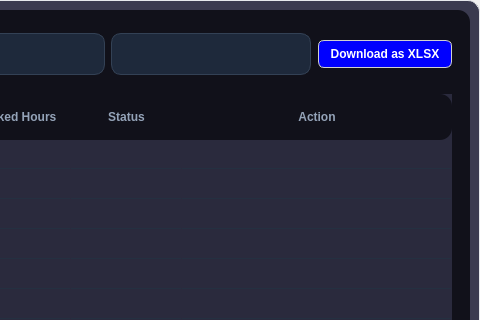
First picture: the form in ui/attendance_v2.ui, repository vaxson/Presence_Attandance_Tracker, before the edit; both pictures show x 438 to 918 and y 0 to 320 of the 918 by 651 pixel window.
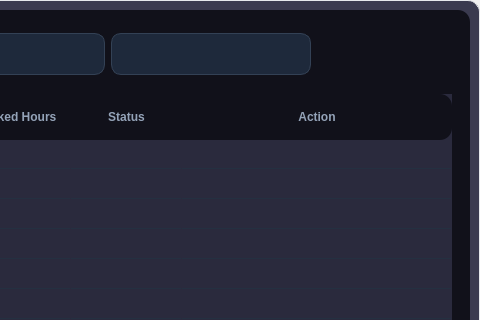
Second picture: the form after the edit. Icons and pictures are not drawn.

Commit message: Working on user_page save button

```diff
--- a/ui/attendance_v2.ui
+++ b/ui/attendance_v2.ui
@@ -406,43 +406,6 @@
                 </property>
                </spacer>
               </item>
-              <item>
-               <widget class="QPushButton" name="Save_button">
-                <property name="minimumSize">
-                 <size>
-                  <width>130</width>
-                  <height>0</height>
-                 </size>
-                </property>
-                <property name="styleSheet">
-                 <string notr="true">QPushButton {
-	background-color: blue;
-    border: 1px solid #d0d0d0;
-    color: #555;
-    border-radius: 6px;
-    padding: 6px 12px;
-	color : white;
-    
-}
-
-QPushButton:hover {
-   
-    border: 1px solid #c0c0c0;
-	 background-color: lightgreen;
-	color : black;
-}
-
-QPushButton:pressed {
-    background-color: #dcdcdc;
-}
-
-</string>
-                </property>
-                <property name="text">
-                 <string>Download as XLSX</string>
-                </property>
-               </widget>
-              </item>
              </layout>
             </widget>
            </item>
```
The commit also changes 12 other files.
